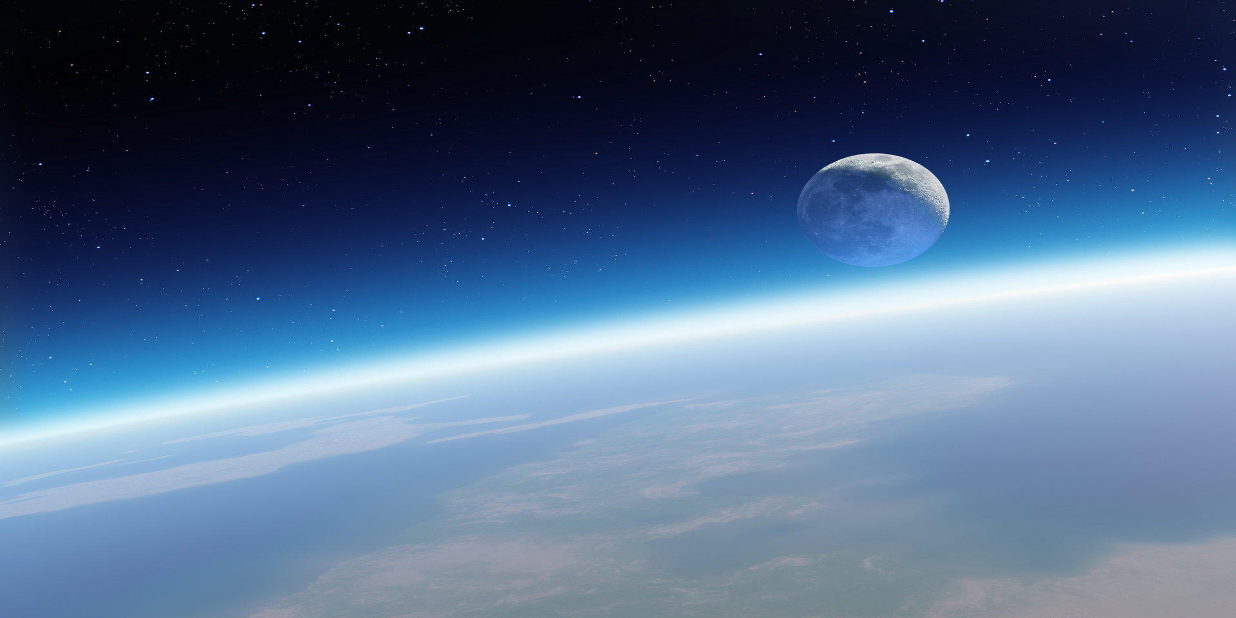
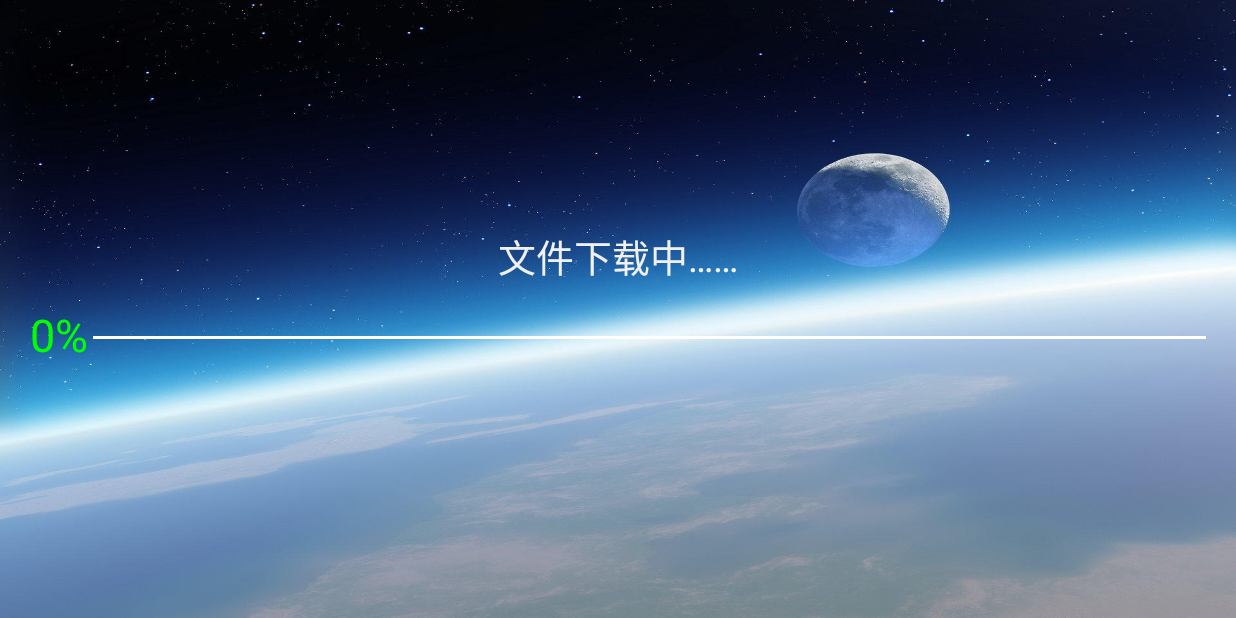
Before and after one commit to cyx362442/TvShow2, an Android app: the screen it shows after launch (WelcomeActivity), on a phone screen of 824 x 412 dp (held sideways). Run offline under Robolectric (Android 15) with nearby library versions, the phone set to English and light mode, and no system bars; our stand-ins replace EventBus, Volley.

Commit message:
tvshow05051

```diff
--- a/tvshow/src/main/java/com/duowei/tvshow/WelcomeActivity.java
+++ b/tvshow/src/main/java/com/duowei/tvshow/WelcomeActivity.java
@@ -209,9 +209,9 @@ public class WelcomeActivity extends AppCompatActivity implements VersionUpdateI
 //                    DataSupport.deleteAll(OneDataBean.class);
 //                    DataSupport.saveAll(mOneDataBeanList);
                     /**下载图片、视频*/
-                    Http_File(mDown_data);
+//                    Http_File(mDown_data);
 //                    startDownLoad(down_data);
-//                    VersionUpdate.checkVersion(WelcomeActivity.this,mDown_data);
+                    VersionUpdate.checkVersion(WelcomeActivity.this,mDown_data);
                 }
             }
         });
--- a/tvshow/src/main/java/com/duowei/tvshow/httputils/Post6.java
+++ b/tvshow/src/main/java/com/duowei/tvshow/httputils/Post6.java
@@ -1,7 +1,6 @@
 package com.duowei.tvshow.httputils;
 
 
-import android.util.Log;
 
 import com.android.volley.VolleyError;
 import com.duowei.tvshow.bean.KDSCall;
@@ -27,7 +26,7 @@ public class Post6 {
         }
         return post;
     }
-    String sql="select xh,tableno,isnull(yhj,'0')yhj from KDSCall order by xh desc|";
+    String sql="select xh,tableno,isnull(yhj,'0')yhj from KDSCall order by xdsj desc|";
     List<KDSCall>listCall;
     public synchronized void getCall(){
         listCall=new ArrayList<>();
--- a/tvshow/src/main/res/layout/activity_welcome.xml
+++ b/tvshow/src/main/res/layout/activity_welcome.xml
@@ -15,7 +15,6 @@
         android:layout_height="match_parent"
         android:orientation="vertical"
         android:gravity="center"
-        android:visibility="gone"
         >
         <TextView
             android:layout_width="wrap_content"
```
